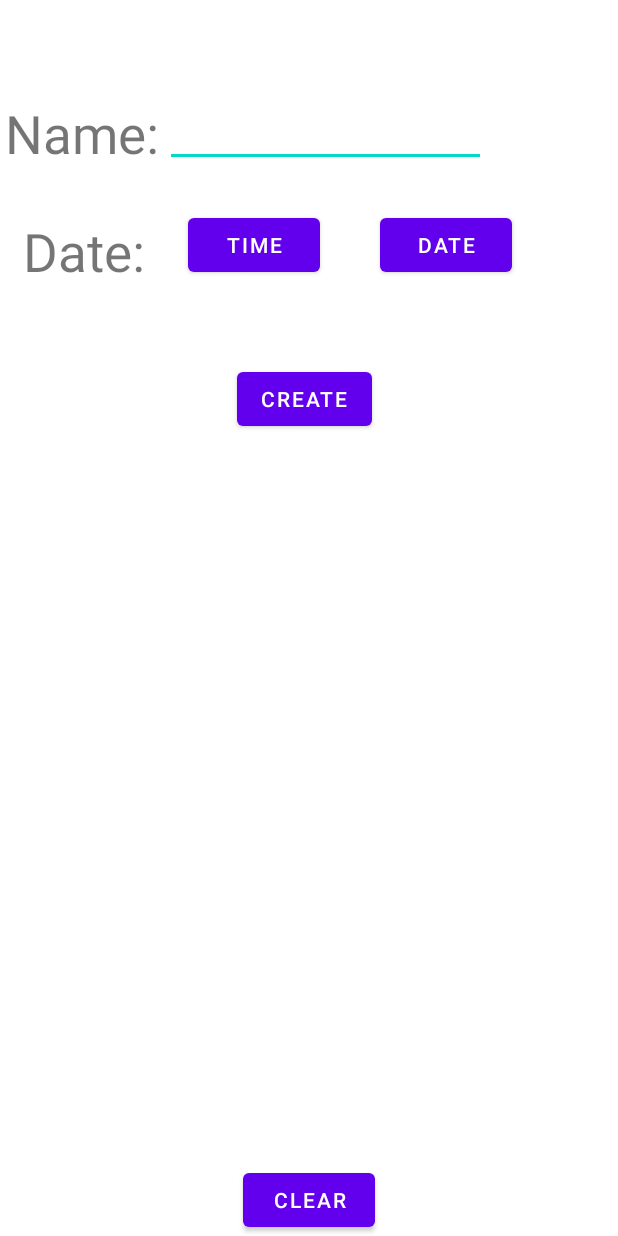
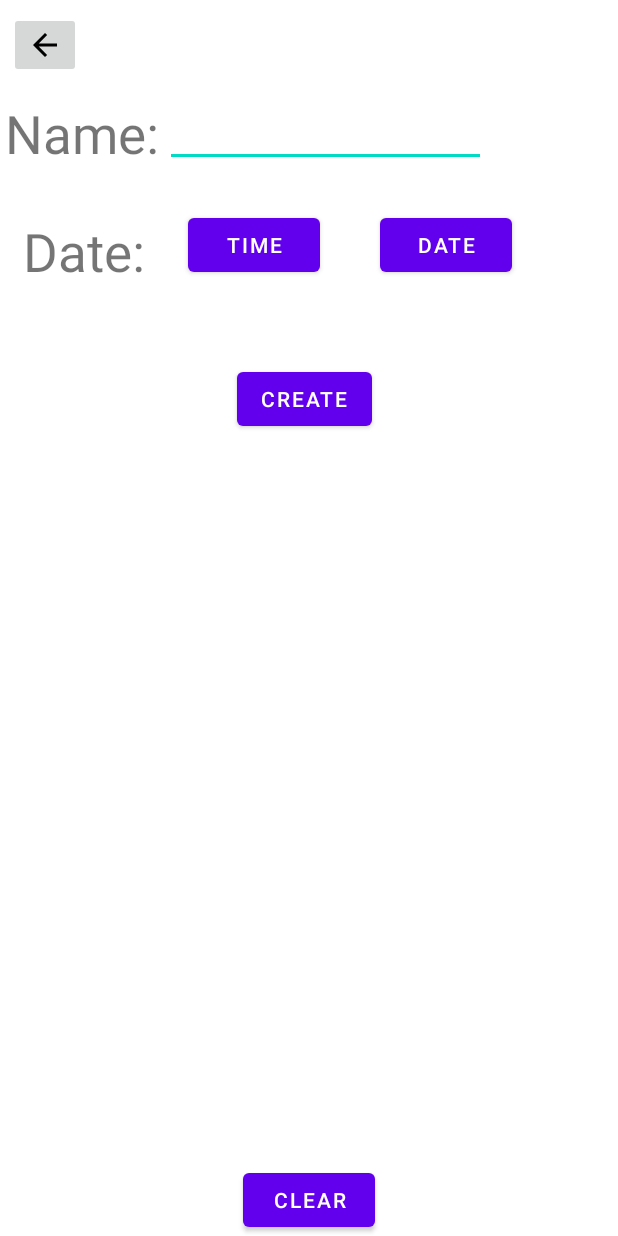
Before and after one commit to CSCI3660-App/CSCI3660_App, an Android app: the CreateReminders screen opened directly, with no data from a screen before it, after a tap on "CLEAR", on a phone screen of 412 x 824 dp. Run offline under Robolectric (Android 15) with nearby library versions, the phone set to English and light mode, and no system bars; network calls fail.

Commit message:
Button back

```diff
--- a/app/src/main/java/com/zybooks/csci3660app/CreateReminders.java
+++ b/app/src/main/java/com/zybooks/csci3660app/CreateReminders.java
@@ -1,8 +1,8 @@
 package com.zybooks.csci3660app;
 
+import android.content.Intent;
 import android.os.Bundle;
 import android.view.View;
-import android.widget.Button;
 import android.widget.EditText;
 import android.widget.TextView;
 
@@ -104,4 +104,8 @@ public class CreateReminders extends AppCompatActivity {
         mEventList.clear();
         displayList();
     }
+    public void onReturnClick(View v){
+        startActivity(new Intent(this, MainActivity.class));
+    }
+
 }
--- a/app/src/main/java/com/zybooks/csci3660app/MainActivity.java
+++ b/app/src/main/java/com/zybooks/csci3660app/MainActivity.java
@@ -21,7 +21,7 @@ import com.applandeo.materialcalendarview.DatePicker;
 import com.applandeo.materialcalendarview.EventDay;
 import com.applandeo.materialcalendarview.builders.DatePickerBuilder;
 import com.applandeo.materialcalendarview.listeners.OnSelectDateListener;
-import com.google.gson.JsonSerializationContext;
+//import com.google.json.JsonSerializationContext;
 
 import java.io.IOException;
 import java.util.ArrayList;
--- /dev/null
+++ b/app/src/main/res/drawable/back_arrow.xml
@@ -0,0 +1,5 @@
+<vector android:autoMirrored="true" android:height="24dp"
+    android:tint="#000000" android:viewportHeight="24"
+    android:viewportWidth="24" android:width="24dp" xmlns:android="http://schemas.android.com/apk/res/android">
+    <path android:fillColor="@android:color/white" android:pathData="M20,11H7.83l5.59,-5.59L12,4l-8,8 8,8 1.41,-1.41L7.83,13H20v-2z"/>
+</vector>
--- a/app/src/main/res/layout/create_reminder.xml
+++ b/app/src/main/res/layout/create_reminder.xml
@@ -75,9 +75,9 @@
         android:layout_width="match_parent"
         android:layout_height="0dp"
         android:layout_marginTop="25dp"
-        app:layout_constraintTop_toBottomOf="@id/createButton"
         app:layout_constraintLeft_toLeftOf="parent"
-        app:layout_constraintRight_toRightOf="parent" >
+        app:layout_constraintRight_toRightOf="parent"
+        app:layout_constraintTop_toBottomOf="@id/createButton">
 
         <TextView
             android:id="@+id/item_list"
@@ -98,4 +98,15 @@
         app:layout_constraintLeft_toLeftOf="parent"
         app:layout_constraintRight_toRightOf="parent" />
 
+    <ImageButton
+        android:id="@+id/imageButton"
+        android:layout_width="wrap_content"
+        android:layout_height="wrap_content"
+        android:layout_marginStart="6dp"
+        android:layout_marginTop="8dp"
+        android:onClick="onReturnClick"
+        app:layout_constraintStart_toStartOf="parent"
+        app:layout_constraintTop_toTopOf="parent"
+        app:srcCompat="@drawable/back_arrow" />
+
 </androidx.constraintlayout.widget.ConstraintLayout>
```
